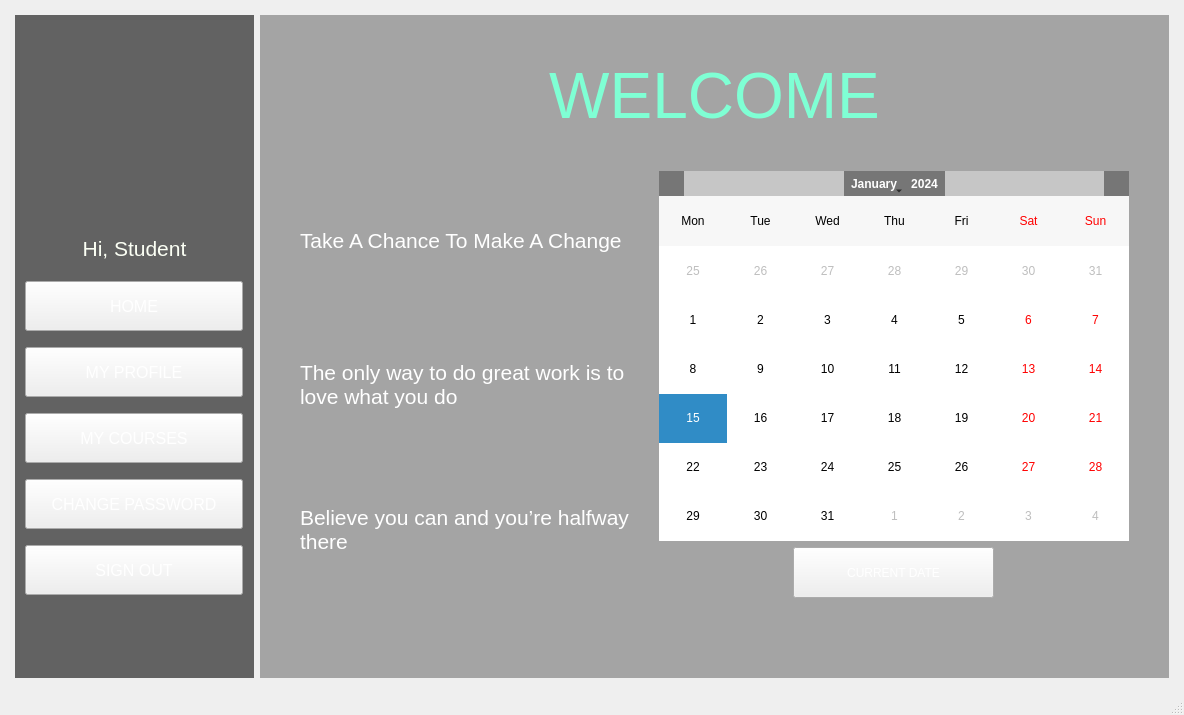
This is StudentManagementSystem/mainwindow.ui in BuhDuy256/Student-Management-GROUP6-KTLT-23CLC03 as Qt 5 draws it before an edit. The edited form follows.
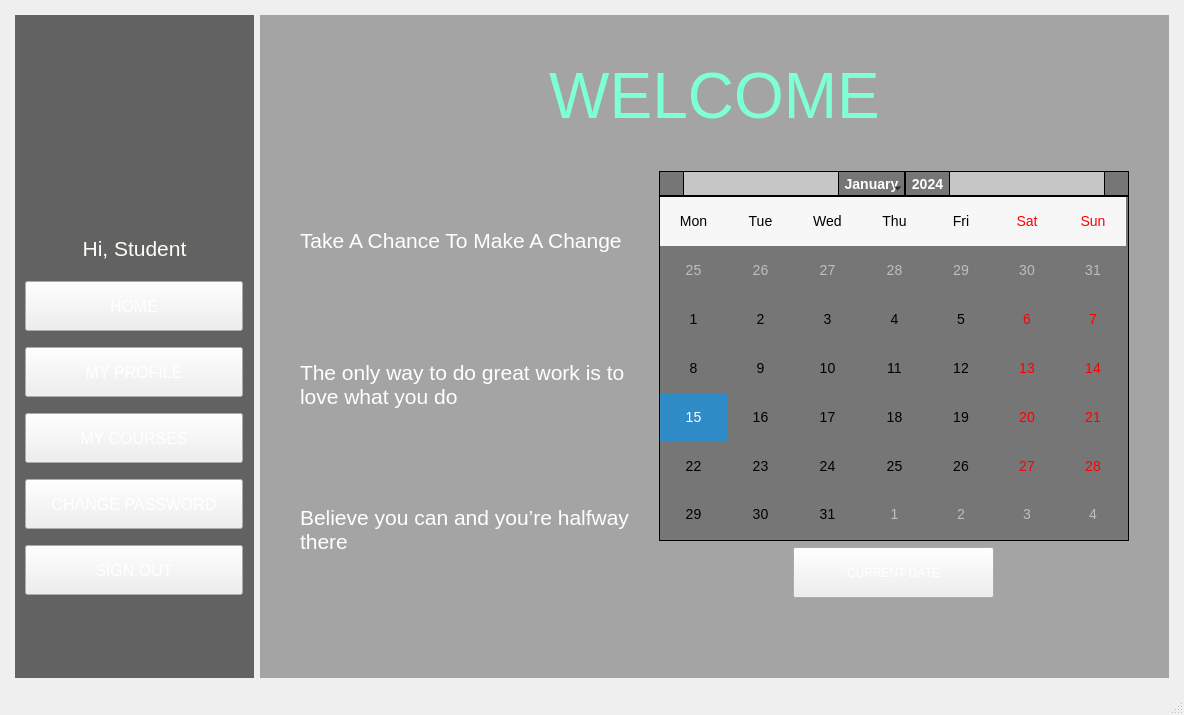
This is the edited form. The open tabs and pages were chosen to show the change. Icons and pictures are not drawn.

Commit message: Change table design

Diff of the .ui file:
```diff
--- a/StudentManagementSystem/mainwindow.ui
+++ b/StudentManagementSystem/mainwindow.ui
@@ -785,13 +785,27 @@
 }
 
 QCalendarWidget QSpinBox::up-button {
-	background-color: rgb(118, 118, 118);
+	border-image: url(:/background/up_arrow.png);
+	background-position: center;
+	background-repeat: none;
 }
 
 QCalendarWidget QSpinBox::down-button {
+	border-image: url(:/background/down_arrow.png);	
+	background-position: center;
+	background-repeat: none;
+}
+
+
+QCalendarWidget QWidget {
 	background-color: rgb(118, 118, 118);
+	border: 1px solid black;
+	font-size: 14px;
 }
-</string>
+
+QCalendarWidget QSpinBox::up-arrow, QCalendarWidget QSpinBox::down-arrow {
+	image: none;
+}</string>
                 </property>
                 <property name="gridVisible">
                  <bool>false</bool>
```
Left out of the diff: 8 changed lines with no effect on the pictures.
